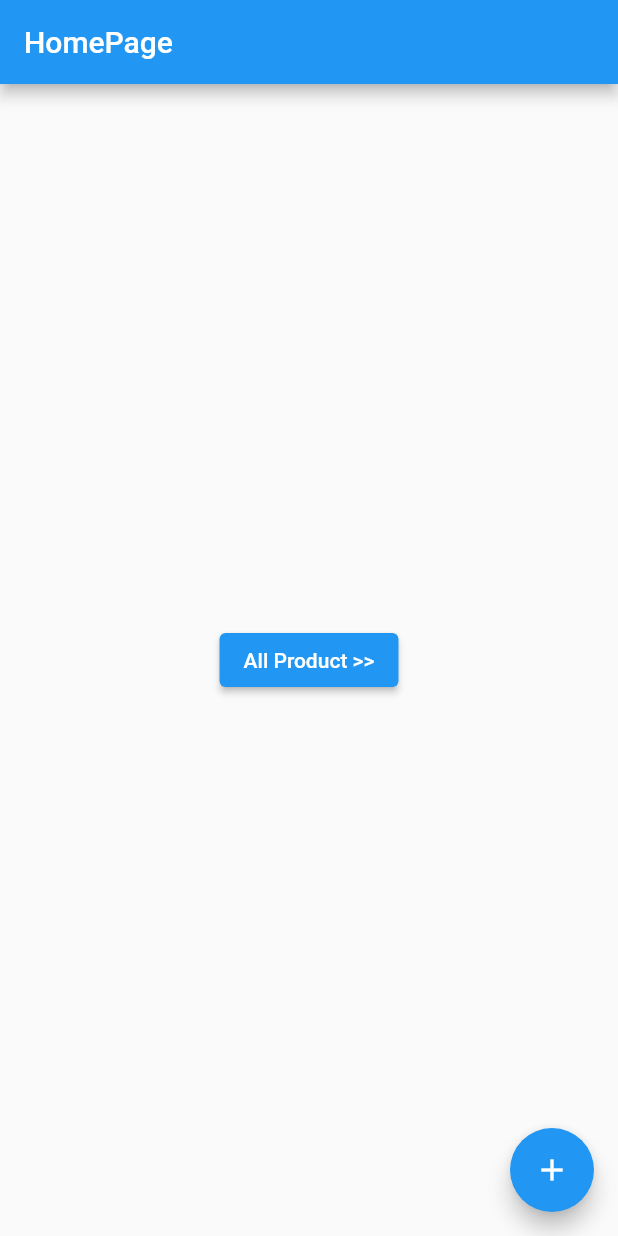
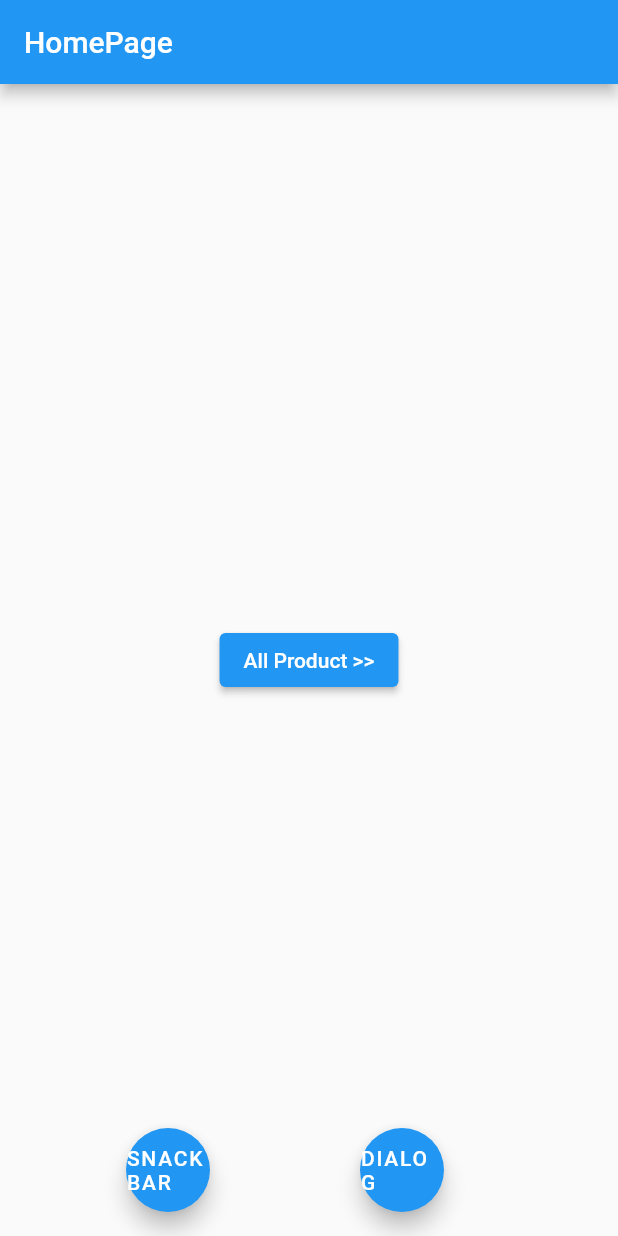
Before and after one commit to anangfatkur/routemanage-getx, a Flutter app: the screen it shows after launch, on a phone screen of 412 x 824 dp. Run offline on Flutter 3.47's test engine with Material 2 defaults, Android fonts, the phone set to English and light mode, and no system bars; our stand-ins replace get.

Commit message:
penggunaan style snackar atau notif getx

```diff
--- a/lib/pages/home_page.dart
+++ b/lib/pages/home_page.dart
@@ -16,7 +16,10 @@ class HomePage extends StatelessWidget {
             onPressed: () => Get.toNamed(RouteName.productpage),
             child: Text("All Product >>")),
       ),
-      floatingActionButton: FloatingActionButton(
+      floatingActionButton: Row(
+        mainAxisAlignment: MainAxisAlignment.spaceEvenly,
+        children: [
+          FloatingActionButton(
             onPressed: () {
               Get.snackbar(
                 "hallo ini judul",
@@ -39,7 +42,70 @@ class HomePage extends StatelessWidget {
                 shouldIconPulse: false,
               );
             },
-        child: Icon(Icons.add),
+            child: Text("SNACKBAR"),
+          ),
+
+          //YOUTUBE : SHOW DIALOG
+          FloatingActionButton(
+            onPressed: () {
+              // Get.defaultDialog(
+              //   title: "ini judul",
+              //   middleText: "ini deskripsi",
+              //   //Note default atau bawaan
+              //   textCancel: "Batal",
+              //   cancelTextColor: Colors.yellow,
+              //   onCancel: () {},
+
+              //   //Note dialog cancel secara custom
+              //   cancel: ElevatedButton(
+              //     onPressed: () {},
+              //     child: Text("Batalkan"),
+              //   ),
+
+              //   //Note dialog Confirm secara custom
+              //   confirm: ElevatedButton(
+              //     onPressed: () {},
+              //     child: Text("Okee"),
+              //   ),
+
+              //   //Note dialog Confirm defaut
+              //   textConfirm: "Oke Confirm",
+              //   confirmTextColor: Colors.red,
+              //   onConfirm: () {},
+
+              //   backgroundColor: Colors.green,
+              //   radius: 100,
+              // );
+
+              //Youtube Dialog secara custom
+
+              // Get.dialog(
+              // Icon(Icons.alarm_on),
+              // AlertDialog(
+              //   title: Text("Ini Judul"),
+              //   content: Text("Ini deskripsinya"),
+              // ),
+              // );
+
+              //YOUTUBE : VERSI SIMPLE DAN UMUM
+
+              Get.defaultDialog(
+                title: "Judul",
+                middleText: "Ini adalah isinya",
+                textCancel: "Cancel",
+                onCancel: () => print("cancel"),
+                textConfirm: "Okee",
+                onConfirm: () {
+                  print("okee");
+                  Get.back();
+                  Get.toNamed(RouteName.page_2);
+                },
+                confirmTextColor: Colors.white,
+              );
+            },
+            child: Text("DIALOG"),
+          ),
+        ],
       ),
     );
   }
```
Lines whose indentation alone changed are shown as unchanged.
